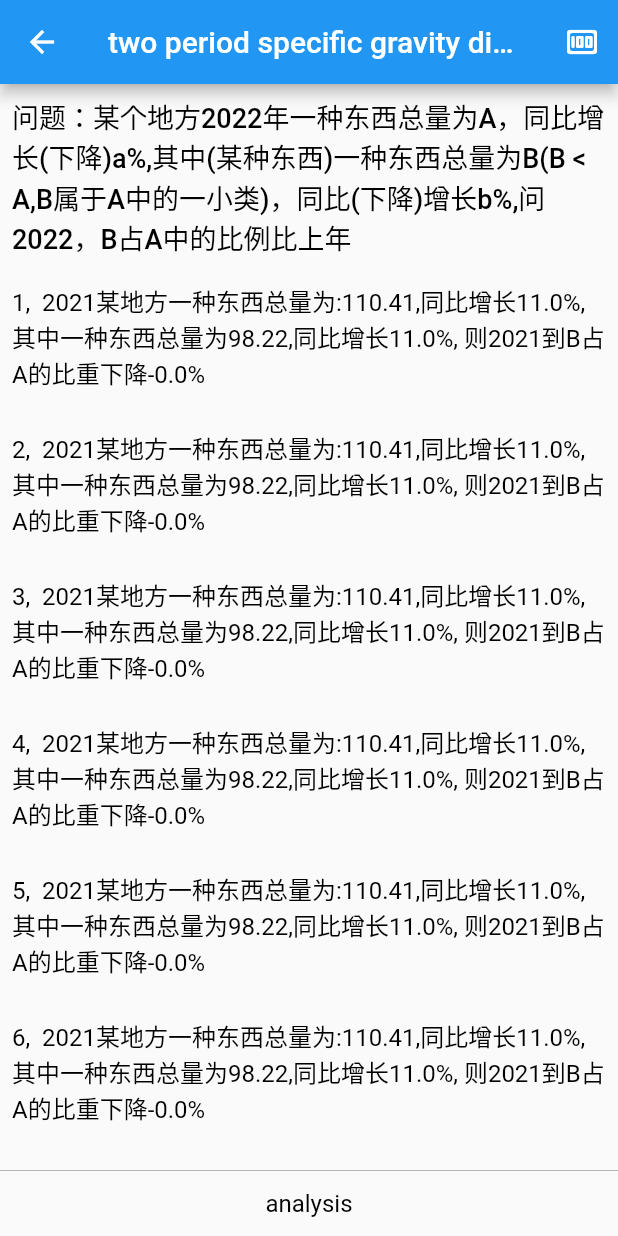
After one commit to Jhinnn/digital-computation, a Flutter app: the TwoPeriodSpecificGravityDifference screen opened directly, on a phone screen of 412 x 824 dp. The commit adds this screen. Run offline on Flutter 3.47's test engine with Material 2 defaults, Android fonts, the phone set to English and light mode, and no system bars; Roboto replaces fonts that are missing (sanjiyunlvti).

Commit message:
two period specific gravity difference

```diff
--- /dev/null
+++ b/lib/model/two_period_specific_gravity_difference_model.dart
@@ -0,0 +1,43 @@
+class TwoPeriodSpecificGravityDifferenceModel {
+  late int _basePeriodYear;
+  late int _currentYear;
+  late double _totalValue;
+  late double _totalValueGrowthRate;
+  late double _targetValue;
+  late double _targetValueGrowthRate;
+  late double _periodRate;
+  late double _currentRate;
+  late double _specificGravityValue;
+
+  int get basePeriodYear => _basePeriodYear;
+  int get currentYear => _currentYear;
+  double get totalValue => _totalValue;
+  double get totalValueGrowthRate => _totalValueGrowthRate;
+  double get targetValue => _targetValue;
+  double get targetValueGrowthRate => _targetValueGrowthRate;
+  double get periodRate => _periodRate;
+  double get currentRate => _currentRate;
+  double get specificGravityValue => _specificGravityValue;
+
+  TwoPeriodSpecificGravityDifferenceModel(
+    int basePeriodYear,
+    int currentYear,
+    double totalValue,
+    double targetValue,
+    double totalValueGrowthRate,
+    double targetValueGrowthRate,
+    double periodRate,
+    double currentRate,
+    double specificGravityValue,
+  ) {
+    _basePeriodYear = basePeriodYear;
+    _currentYear = currentYear;
+    _totalValue = totalValue;
+    _totalValueGrowthRate = totalValueGrowthRate;
+    _targetValue = targetValue;
+    _targetValueGrowthRate = targetValueGrowthRate;
+    _periodRate = periodRate;
+    _currentRate = currentRate;
+    _specificGravityValue = specificGravityValue;
+  }
+}
--- /dev/null
+++ b/lib/page/systematic_training/two_period_specific_gravity_difference/two_period_specific_gravity_difference.dart
@@ -0,0 +1,182 @@
+import 'dart:math';
+import 'package:digital_computation/model/two_period_specific_gravity_difference_model.dart';
+import 'package:flutter/cupertino.dart';
+import 'package:flutter/material.dart';
+
+/// 100 20%  120 60%  192  92%
+
+/// 0.6 + 0.2 + (0.12) = 0.92
+
+class TwoPeriodSpecificGravityDifference extends StatefulWidget {
+  const TwoPeriodSpecificGravityDifference({Key? key}) : super(key: key);
+
+  @override
+  State<TwoPeriodSpecificGravityDifference> createState() =>
+      _TwoPeriodSpecificGravityDifferenceState();
+}
+
+class _TwoPeriodSpecificGravityDifferenceState
+    extends State<TwoPeriodSpecificGravityDifference> {
+  final List<TwoPeriodSpecificGravityDifferenceModel>
+      _twoPeriodSpecificGravityDifferenceModelList = [];
+
+  @override
+  void initState() {
+    super.initState();
+
+    _createData();
+  }
+
+  _createData() {
+    for (var i = 0; i < 10; i++) {
+      int currentYear = Random().nextInt(2) + 2021;
+      int basePeriodYear = currentYear - 1;
+
+      double totalValue = Random().nextDouble() * 1000;
+      double totalValueGrowthRate = Random().nextDouble();
+
+      double targetValue = totalValue * (1 - Random().nextDouble());
+      double targetValueGrowthRate = Random().nextDouble();
+
+      double periodRate0 = targetValue / (1 + targetValueGrowthRate);
+      double periodRate1 = totalValue / (1 + totalValueGrowthRate);
+
+      double periodRate = periodRate0 / periodRate1;
+
+      double currentRate = targetValue / totalValue;
+
+      double totalGrowthRate = currentRate - periodRate;
+
+      TwoPeriodSpecificGravityDifferenceModel
+          twoPeriodSpecificGravityDifferenceModel =
+          TwoPeriodSpecificGravityDifferenceModel(
+              basePeriodYear,
+              currentYear,
+              totalValue,
+              targetValue,
+              totalValueGrowthRate,
+              targetValueGrowthRate,
+              periodRate,
+              currentRate,
+              totalGrowthRate);
+
+      _twoPeriodSpecificGravityDifferenceModelList
+          .add(twoPeriodSpecificGravityDifferenceModel);
+    }
+
+    setState(() {});
+  }
+
+  @override
+  Widget build(BuildContext context) {
+    return Scaffold(
+        appBar: AppBar(
+          title: const Text('two period specific gravity difference'),
+          actions: [
+            IconButton(
+                onPressed: () {
+                  // Navigator.of(context).push(MaterialPageRoute(
+                  //     builder: (_) =>
+                  //         const TwoPeriodSpecificGravityDifferenceExample()));
+                },
+                icon: const Icon(Icons.money_rounded))
+          ],
+        ),
+        body: Column(
+          children: [
+            Padding(
+              padding: const EdgeInsets.all(8.0),
+              child: Text(
+                '问题：某个地方2022年一种东西总量为A，同比增长(下降)a%,其中(某种东西)一种东西总量为B(B < A,B属于A中的一小类)，同比(下降)增长b%,问2022，B占A中的比例比上年',
+                style: Theme.of(context).textTheme.bodyLarge,
+              ),
+            ),
+            Expanded(
+              child: ListView.builder(
+                itemBuilder: _itemBuilder,
+                itemCount: _twoPeriodSpecificGravityDifferenceModelList.length,
+              ),
+            ),
+            InkWell(
+              onTap: showBottonView,
+              child: Container(
+                height: 44,
+                decoration: const BoxDecoration(
+                    border: Border(
+                        top: BorderSide(color: Colors.grey, width: 0.5))),
+                width: double.infinity,
+                alignment: Alignment.center,
+                child: const Text('analysis'),
+              ),
+            )
+          ],
+        ));
+  }
+
+  Widget _itemBuilder(BuildContext context, int index) {
+    TwoPeriodSpecificGravityDifferenceModel indirectGrowthRateModel =
+        _twoPeriodSpecificGravityDifferenceModelList[index];
+    String symbol = '下降';
+    if (indirectGrowthRateModel.specificGravityValue > 0) {
+      symbol = '上升';
+    }
+
+    return Padding(
+      padding: const EdgeInsets.all(8.0),
+      child: Column(
+        crossAxisAlignment: CrossAxisAlignment.start,
+        children: [
+          Text(
+            '${index + 1},  ${indirectGrowthRateModel.currentYear}某地方一种东西总量为:${indirectGrowthRateModel.totalValue.toStringAsFixed(2)},同比增长${(indirectGrowthRateModel.totalValueGrowthRate * 100).toStringAsFixed(1)}%, 其中一种东西总量为${indirectGrowthRateModel.targetValue.toStringAsFixed(2)},同比增长${(indirectGrowthRateModel.targetValueGrowthRate * 100).toStringAsFixed(1)}%, 则${indirectGrowthRateModel.currentYear}到B占A的比重$symbol${(indirectGrowthRateModel.specificGravityValue * 100).toStringAsFixed(1)}%',
+          ),
+          const SizedBox(
+            height: 10,
+          ),
+          // Text(
+          //   '答案：${annualGrowthRateModel.currentValue.toStringAsFixed(0)}/${annualGrowthRateModel.basePeriodValue.toStringAsFixed(0)}=${avg.toStringAsFixed(2)},开$year次方,值为:${pow(avg, 1 / year).toStringAsFixed(3)},年均增长率为：${(pow(avg, 1 / year) * 100 % 100).toStringAsFixed(1)}%',
+          //   style: Theme.of(context).textTheme.bodySmall,
+          // )
+        ],
+      ),
+    );
+  }
+
+  void showBottonView() => showCupertinoModalPopup(
+        context: context,
+        builder: (context) {
+          return Material(
+            child: SizedBox(
+                height: 400,
+                width: double.infinity,
+                child: Padding(
+                  padding: const EdgeInsets.all(8.0),
+                  child: Column(
+                    children: [
+                      Text(
+                        'analysis',
+                        style: Theme.of(context).textTheme.titleLarge,
+                      ),
+                      const SizedBox(height: 10),
+                      const Text(
+                          'a年某种东西数量为A同比增长x%，其中东西数量为B同比增长y%，问a年比a-1年东西B占A的比重增加多少或者减少多少'),
+                      const SizedBox(height: 10),
+                      const Text(
+                          'a年比重为 B/A，a-1年总数量为 A/(1+x%) a-1年其中一种东西数量为B/(1+y%),比重为 B/(1+y%) / A/(1+x%) ,求为：  B/A -  B/(1+y%) / A/(1+x%) = (y% - x%)(B/A)/(1+y%)'),
+                      const SizedBox(height: 10),
+                      Text(
+                        'example',
+                        style: Theme.of(context).textTheme.titleLarge,
+                      ),
+                      const SizedBox(height: 10),
+                      const Text(
+                          '2022年某地方财政总收入为1100万亿,同比增加10%,其中企业所得税为220万亿，同比增加20%，问2022年企业所得税占财政收入比重增加多少或者减少多少'),
+                      const SizedBox(height: 10),
+                      const Text(
+                          '2022年企业所得税占比重为 220/1100 = 20%, 2021年财政收入：1000(1 + 10%) = 1100, 企业所得税183.3(1+20%) = 220,占比 183.3/1000 = 18.3%,则比重增加0%'),
+                    ],
+                  ),
+                )),
+          );
+        },
+      );
+}
```
Also changed, not shown: lib/page/systematic_training/indirect_growth_rate/indirect_growth_rate.dart (+4 -4 lines), lib/page/systematic_training/indirect_growth_rate/indirect_growth_rate_example.dart (+12 -84 lines), lib/page/systematic_training/systematic_training_page.dart (+8 -0 lines).
